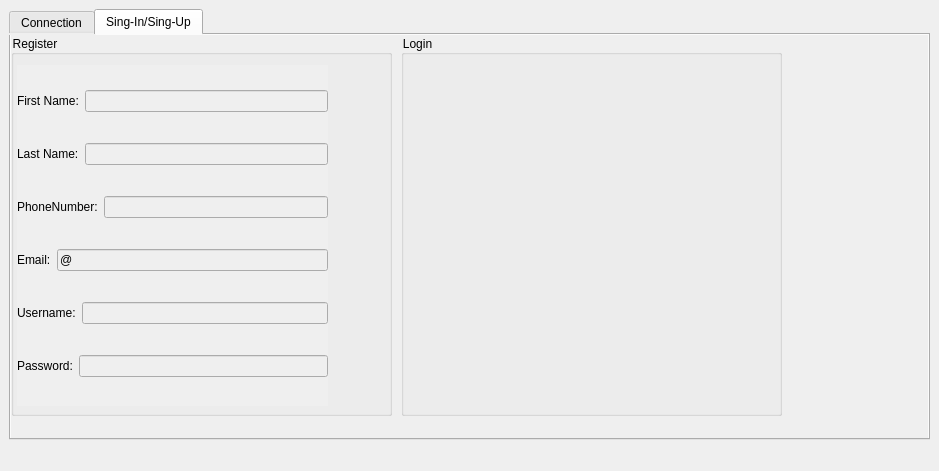
Above: Client/Client/mainwindow.ui from AmirHNzr/Poffer-Game-Project before the change. Below: the same form after it.
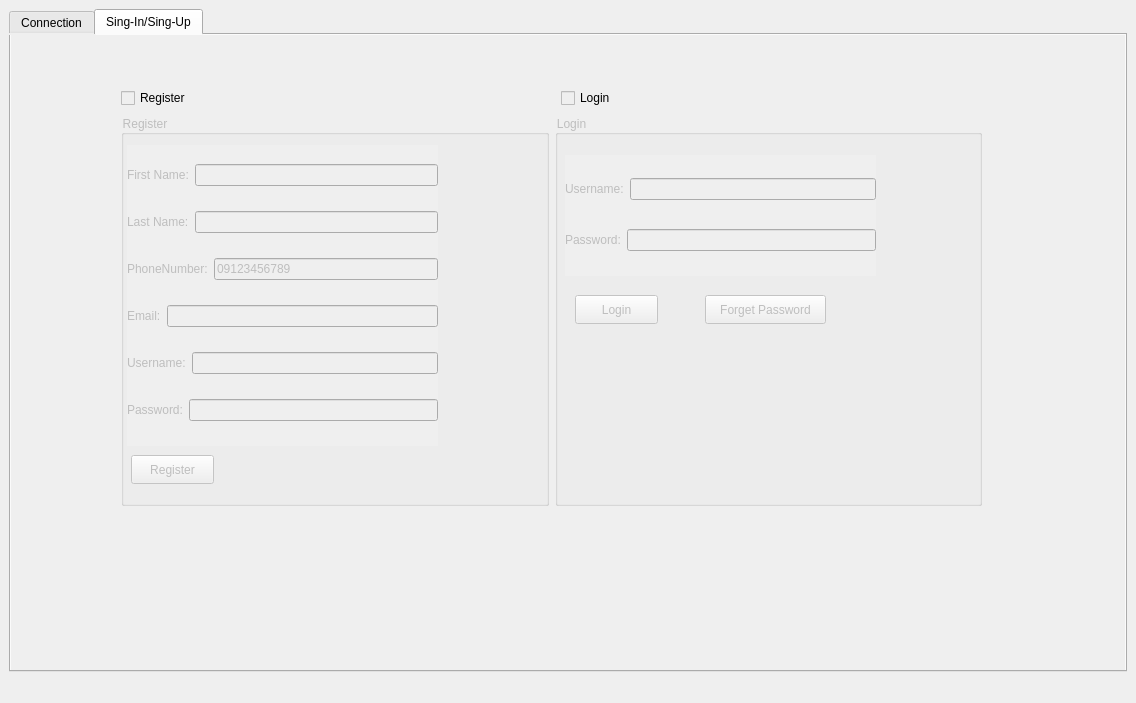
That is the form after the change.

Commit message: add login/reg ui and regex to check mail

Diff of the .ui file:
```diff
--- a/Client/Client/mainwindow.ui
+++ b/Client/Client/mainwindow.ui
@@ -6,8 +6,8 @@
    <rect>
     <x>0</x>
     <y>0</y>
-    <width>939</width>
-    <height>471</height>
+    <width>1136</width>
+    <height>703</height>
    </rect>
   </property>
   <property name="windowTitle">
@@ -135,25 +135,57 @@
        <attribute name="title">
         <string>Sing-In/Sing-Up</string>
        </attribute>
-       <widget class="QGroupBox" name="groupBox_3">
+       <widget class="QCheckBox" name="chbReg">
         <property name="geometry">
          <rect>
-          <x>0</x>
-          <y>0</y>
-          <width>381</width>
-          <height>381</height>
+          <x>110</x>
+          <y>50</y>
+          <width>93</width>
+          <height>26</height>
          </rect>
         </property>
-        <property name="title">
+        <property name="text">
          <string>Register</string>
         </property>
+       </widget>
+       <widget class="QCheckBox" name="chbLog">
+        <property name="geometry">
+         <rect>
+          <x>550</x>
+          <y>50</y>
+          <width>93</width>
+          <height>26</height>
+         </rect>
+        </property>
+        <property name="text">
+         <string>Login</string>
+        </property>
+       </widget>
         <widget class="QWidget" name="">
+        <property name="geometry">
+         <rect>
+          <x>110</x>
+          <y>80</y>
+          <width>861</width>
+          <height>391</height>
+         </rect>
+        </property>
+        <layout class="QHBoxLayout" name="horizontalLayout_7">
+         <item>
+          <widget class="QGroupBox" name="grbReg">
+           <property name="enabled">
+            <bool>false</bool>
+           </property>
+           <property name="title">
+            <string>Register</string>
+           </property>
+           <widget class="QWidget" name="layoutWidget">
          <property name="geometry">
           <rect>
            <x>6</x>
            <y>30</y>
            <width>311</width>
-           <height>341</height>
+              <height>301</height>
           </rect>
          </property>
          <layout class="QVBoxLayout" name="verticalLayout">
@@ -195,7 +227,14 @@
              </widget>
             </item>
             <item>
-             <widget class="QLineEdit" name="lineEdit_3"/>
+                <widget class="QLineEdit" name="lnPhone">
+                 <property name="inputMask">
+                  <string>00000000000;_</string>
+                 </property>
+                 <property name="text">
+                  <string>09123456789</string>
+                 </property>
+                </widget>
             </item>
            </layout>
           </item>
@@ -211,7 +250,7 @@
             <item>
              <widget class="QLineEdit" name="lineEdit_4">
               <property name="inputMask">
-               <string>@;_</string>
+                  <string/>
               </property>
              </widget>
             </item>
@@ -241,25 +280,118 @@
              </widget>
             </item>
             <item>
-             <widget class="QLineEdit" name="lineEdit_6"/>
+                <widget class="QLineEdit" name="lnPassword">
+                 <property name="enabled">
+                  <bool>false</bool>
+                 </property>
+                 <property name="echoMode">
+                  <enum>QLineEdit::EchoMode::Normal</enum>
+                 </property>
+                </widget>
             </item>
            </layout>
           </item>
          </layout>
         </widget>
-       </widget>
-       <widget class="QGroupBox" name="groupBox_4">
+           <widget class="QPushButton" name="btnReg">
         <property name="geometry">
          <rect>
-          <x>390</x>
-          <y>0</y>
-          <width>381</width>
-          <height>381</height>
-         </rect>
+              <x>10</x>
+              <y>340</y>
+              <width>83</width>
+              <height>29</height>
+             </rect>
+            </property>
+            <property name="text">
+             <string>Register</string>
+            </property>
+           </widget>
+          </widget>
+         </item>
+         <item>
+          <widget class="QGroupBox" name="grbLog">
+           <property name="enabled">
+            <bool>false</bool>
         </property>
         <property name="title">
          <string>Login</string>
         </property>
+           <widget class="QWidget" name="layoutWidget_7">
+            <property name="geometry">
+             <rect>
+              <x>10</x>
+              <y>40</y>
+              <width>311</width>
+              <height>121</height>
+             </rect>
+            </property>
+            <layout class="QVBoxLayout" name="verticalLayout_2">
+             <item>
+              <layout class="QHBoxLayout" name="horizontalLayout_11">
+               <item>
+                <widget class="QLabel" name="label_15">
+                 <property name="text">
+                  <string>Username:</string>
+                 </property>
+                </widget>
+               </item>
+               <item>
+                <widget class="QLineEdit" name="lnUsernameLog"/>
+               </item>
+              </layout>
+             </item>
+             <item>
+              <layout class="QHBoxLayout" name="horizontalLayout_12">
+               <item>
+                <widget class="QLabel" name="label_16">
+                 <property name="text">
+                  <string>Password:</string>
+                 </property>
+                </widget>
+               </item>
+               <item>
+                <widget class="QLineEdit" name="lnPasswordLog">
+                 <property name="enabled">
+                  <bool>false</bool>
+                 </property>
+                 <property name="echoMode">
+                  <enum>QLineEdit::EchoMode::Password</enum>
+                 </property>
+                </widget>
+               </item>
+              </layout>
+             </item>
+            </layout>
+           </widget>
+           <widget class="QPushButton" name="btnLog">
+            <property name="geometry">
+             <rect>
+              <x>20</x>
+              <y>180</y>
+              <width>83</width>
+              <height>29</height>
+             </rect>
+            </property>
+            <property name="text">
+             <string>Login</string>
+            </property>
+           </widget>
+           <widget class="QPushButton" name="btnForget">
+            <property name="geometry">
+             <rect>
+              <x>150</x>
+              <y>180</y>
+              <width>121</width>
+              <height>29</height>
+             </rect>
+            </property>
+            <property name="text">
+             <string>Forget Password</string>
+            </property>
+           </widget>
+          </widget>
+         </item>
+        </layout>
        </widget>
       </widget>
      </widget>
```
Left out of the diff: 14 changed lines with no effect on the pictures. Lines whose indentation alone changed are shown as unchanged. The commit also changes 4 other files.
